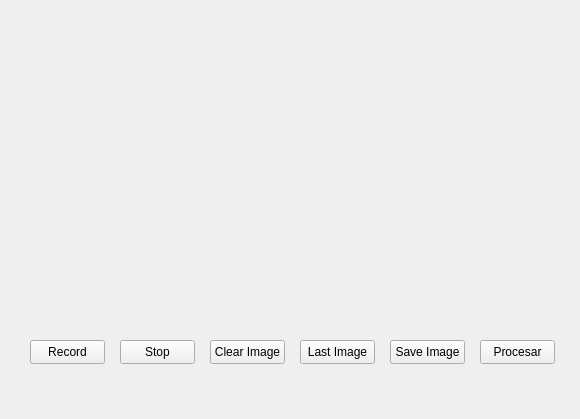
Before: the Qt Designer form DeteccionCodigos/DeteccionCodigos.ui in Paulafernandeztorres/DeteccionCodigos, drawn with Qt 5.
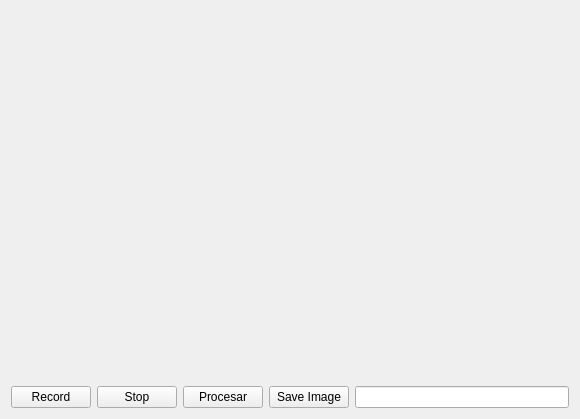
After: the same form once the commit is applied.

Commit message: Interfaz gráfica halitado poner nombre a la foto

```diff
--- a/DeteccionCodigos/DeteccionCodigos.ui
+++ b/DeteccionCodigos/DeteccionCodigos.ui
@@ -14,97 +14,49 @@
    <string>DeteccionCodigos</string>
   </property>
   <widget class="QWidget" name="centralWidget">
-   <widget class="QPushButton" name="btnLastImage">
-    <property name="geometry">
-     <rect>
-      <x>300</x>
-      <y>340</y>
-      <width>75</width>
-      <height>24</height>
-     </rect>
-    </property>
-    <property name="text">
-     <string>Last Image</string>
-    </property>
-   </widget>
-   <widget class="QPushButton" name="btnSaveImage">
-    <property name="geometry">
-     <rect>
-      <x>390</x>
-      <y>340</y>
-      <width>75</width>
-      <height>24</height>
-     </rect>
-    </property>
-    <property name="text">
-     <string>Save Image</string>
-    </property>
-   </widget>
-   <widget class="QPushButton" name="btnClear">
-    <property name="geometry">
-     <rect>
-      <x>210</x>
-      <y>340</y>
-      <width>75</width>
-      <height>24</height>
-     </rect>
-    </property>
-    <property name="text">
-     <string>Clear Image</string>
-    </property>
-   </widget>
-   <widget class="QPushButton" name="btnStop">
-    <property name="geometry">
-     <rect>
-      <x>120</x>
-      <y>340</y>
-      <width>75</width>
-      <height>24</height>
-     </rect>
-    </property>
-    <property name="text">
-     <string>Stop</string>
-    </property>
-   </widget>
-   <widget class="QPushButton" name="btnRecord">
-    <property name="geometry">
-     <rect>
-      <x>30</x>
-      <y>340</y>
-      <width>75</width>
-      <height>24</height>
-     </rect>
-    </property>
-    <property name="text">
-     <string>Record</string>
-    </property>
-   </widget>
-   <widget class="QPushButton" name="btnProcesarImagen">
-    <property name="geometry">
-     <rect>
-      <x>480</x>
-      <y>340</y>
-      <width>75</width>
-      <height>24</height>
-     </rect>
-    </property>
-    <property name="text">
-     <string>Procesar</string>
-    </property>
-   </widget>
-   <widget class="QLabel" name="label">
-    <property name="geometry">
-     <rect>
-      <x>48</x>
-      <y>25</y>
-      <width>491</width>
-      <height>291</height>
-     </rect>
-    </property>
-    <property name="text">
-     <string/>
-    </property>
-   </widget>
+   <layout class="QGridLayout" name="gridLayout">
+    <item row="1" column="2">
+     <widget class="QPushButton" name="btnProcesarImagen">
+      <property name="text">
+       <string>Procesar</string>
+      </property>
+     </widget>
+    </item>
+    <item row="1" column="0">
+     <widget class="QPushButton" name="btnRecord">
+      <property name="text">
+       <string>Record</string>
+      </property>
+     </widget>
+    </item>
+    <item row="1" column="1">
+     <widget class="QPushButton" name="btnStop">
+      <property name="text">
+       <string>Stop</string>
+      </property>
+     </widget>
+    </item>
+    <item row="1" column="3">
+     <widget class="QPushButton" name="btnSaveImage">
+      <property name="text">
+       <string>Save Image</string>
+      </property>
+     </widget>
+    </item>
+    <item row="1" column="4">
+     <widget class="QLineEdit" name="lineEdit"/>
+    </item>
+    <item row="0" column="0" colspan="5">
+     <widget class="QLabel" name="label">
+      <property name="text">
+       <string/>
+      </property>
+      <property name="alignment">
+       <set>Qt::AlignCenter</set>
+      </property>
+     </widget>
+    </item>
+   </layout>
   </widget>
  </widget>
  <layoutdefault spacing="6" margin="11"/>
```
